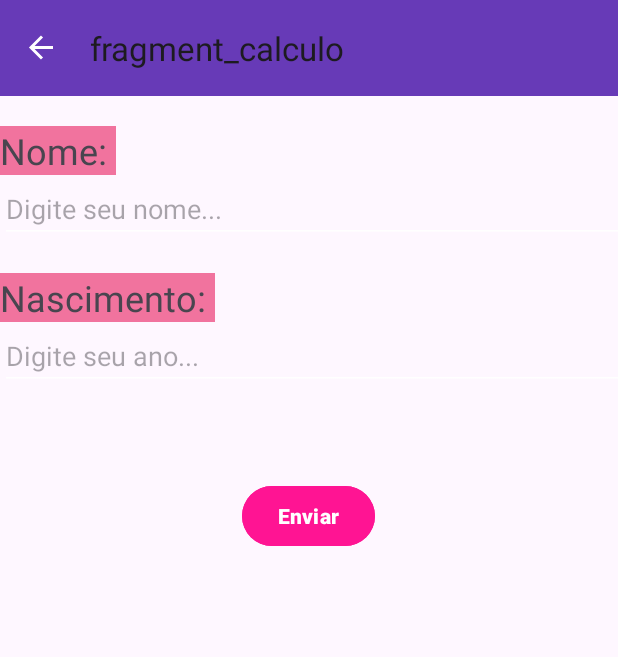
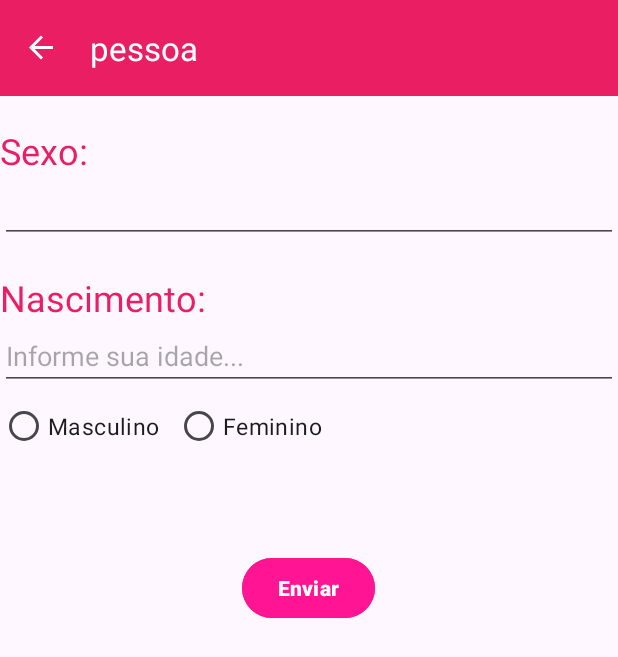
Before and after one commit to mariaduarda11/firstApp, an Android app: the PessoaFragment screen opened through its navigation route, on a phone screen of 412 x 824 dp. Shown: the top 657 px of the screen. Run offline under Robolectric (Android 15) with nearby library versions, the phone set to English and light mode, and no system bars; our stand-ins replace navigation-ui.

Commit message:
coloquei a faixa etaria a opção para escolher o sexo

```diff
--- a/app/src/main/java/com/mariaeduarda/firstapp/service/model/Pessoa.kt
+++ b/app/src/main/java/com/mariaeduarda/firstapp/service/model/Pessoa.kt
@@ -8,7 +8,9 @@ import androidx.room.PrimaryKey
 data class Pessoa(
     @PrimaryKey(autoGenerate = true)
     var id: Int =0,
-    var name: String ="",
-    var idade: Int =0
+    var nome: String ="",
+    var sexo:String = "" ,
+    var idade: Int =0,
+    var faixa_etaria: String = "",
 
 )
--- a/app/src/main/java/com/mariaeduarda/firstapp/service/repository/PessoaRepository.kt
+++ b/app/src/main/java/com/mariaeduarda/firstapp/service/repository/PessoaRepository.kt
@@ -16,7 +16,7 @@ class PessoaRepository(context: Context) {
     }
 
     suspend fun updatePessoa(pessoa:Pessoa){
-        firstAppDb.update(pessoa)
+       return firstAppDb.update(pessoa)
     }
     suspend fun getPessoas(): List<Pessoa> {
        return firstAppDb.getAll()
--- a/app/src/main/java/com/mariaeduarda/firstapp/view/HomeFragment.kt
+++ b/app/src/main/java/com/mariaeduarda/firstapp/view/HomeFragment.kt
@@ -25,8 +25,8 @@ class HomeFragment : Fragment() {
 
     override fun onViewCreated(view: View, savedInstanceState: Bundle?) {
         super.onViewCreated(view, savedInstanceState)
-        binding.btnCalculo.setOnClickListener {
-            findNavController().navigate(R.id.calculoFragment)
+        binding.btnCadastroPessoa.setOnClickListener {
+            findNavController().navigate(R.id.allPessoasFragment)
 
         }
         binding.btnVerifica.setOnClickListener {
--- a/app/src/main/java/com/mariaeduarda/firstapp/view/PessoaFragment.kt
+++ b/app/src/main/java/com/mariaeduarda/firstapp/view/PessoaFragment.kt
@@ -7,8 +7,9 @@ import android.view.View
 import android.view.ViewGroup
 import android.widget.Toast
 import androidx.fragment.app.viewModels
+import androidx.navigation.fragment.findNavController
 import com.mariaeduarda.firstapp.R
-import com.mariaeduarda.firstapp.databinding.FragmentCalculoBinding
+import com.mariaeduarda.firstapp.databinding.FragmentPessoaBinding
 import com.mariaeduarda.firstapp.service.model.Pessoa
 import com.mariaeduarda.firstapp.viewmodel.PessoaViewModel
 
@@ -16,43 +17,69 @@ import com.mariaeduarda.firstapp.viewmodel.PessoaViewModel
 class PessoaFragment : Fragment() {
     private val viewModel: PessoaViewModel by viewModels()
 
-    private var _binding: FragmentCalculoBinding? = null
-    private  val binding: FragmentCalculoBinding get() = _binding!!
+    private var _binding: FragmentPessoaBinding? = null
+    private  val binding: FragmentPessoaBinding get() = _binding!!
     override fun onCreateView(
         inflater: LayoutInflater, container: ViewGroup?,
         savedInstanceState: Bundle?
     ): View? {
         // Inflate the layout for this fragment
-        _binding= FragmentCalculoBinding.inflate(inflater,container,false)
+        _binding= FragmentPessoaBinding.inflate(inflater,container,false)
         return binding.root
-        return inflater.inflate(R.layout.fragment_calculo, container, false)
+        return inflater.inflate(R.layout.fragment_pessoa, container, false)
     }
 
     override fun onViewCreated(view: View, savedInstanceState: Bundle?) {
 
 
         binding.btnEnviar.setOnClickListener{
-            val nome  = binding.edtNome.editableText.toString()
+            val nome = binding.edtNome.editableText.toString()
             val ano  = binding.edtAno.editableText.toString()
-            if (nome != "" && ano !=""){
+
+
+            if (nome!= ""&& ano !=""){
 
                 val idade = 2024 - ano.toInt()
+                var sexo = ""
+                var faixaEtaria = ""
+
+                if(idade<= 12){
+                    faixaEtaria = "criança"
+                }else if (idade<= 17) {
+                    faixaEtaria = "adolescente"
+                }else if (idade <= 68){
+                    faixaEtaria = "adulto"
+                }else{
+                    faixaEtaria = "idoso"
+                }
 
 
-                binding.tvNome.text = "Nome:${nome}"
-                binding.tvIdade.text = "Ano:${ano}"
-                binding.tvIdade.text = "Idade:${idade}"
+                if (binding.masculino.isChecked){
+                    sexo = "Masculino"
+                }else{
+                    sexo = "Feminino"
+                }
 
                 val  pessoa = Pessoa(
-                    name = nome,
-                    idade = idade
+                    nome = nome,
+                    sexo = sexo,
+                    idade = idade,
+                    faixa_etaria = faixaEtaria
                 )
+
+
+
+
+
+
                 viewModel.insert(pessoa)
                 binding.edtNome.editableText.clear()
                 binding.edtAno.editableText.clear()
+                findNavController().navigateUp()
             }else{
                 Toast.makeText(requireContext(),"Digite os dados", Toast.LENGTH_LONG).show()
             }
+
         }
     }
 }
--- /dev/null
+++ b/app/src/main/res/drawable/baseline_man_24.xml
@@ -0,0 +1,6 @@
+<vector android:height="24dp" android:tint="#E21D72"
+    android:viewportHeight="24" android:viewportWidth="24"
+    android:width="24dp" xmlns:android="http://schemas.android.com/apk/res/android">
+    <path android:fillColor="@android:color/white" android:pathData="M14,7h-4C8.9,7 8,7.9 8,9v6h2v7h4v-7h2V9C16,7.9 15.1,7 14,7z"/>
+    <path android:fillColor="@android:color/white" android:pathData="M12,4m-2,0a2,2 0,1 1,4 0a2,2 0,1 1,-4 0"/>
+</vector>
--- /dev/null
+++ b/app/src/main/res/drawable/baseline_woman_24.xml
@@ -0,0 +1,6 @@
+<vector android:height="24dp" android:tint="#E21D72"
+    android:viewportHeight="24" android:viewportWidth="24"
+    android:width="24dp" xmlns:android="http://schemas.android.com/apk/res/android">
+    <path android:fillColor="@android:color/white" android:pathData="M13.94,8.31C13.62,7.52 12.85,7 12,7s-1.62,0.52 -1.94,1.31L7,16h3v6h4v-6h3L13.94,8.31z"/>
+    <path android:fillColor="@android:color/white" android:pathData="M12,4m-2,0a2,2 0,1 1,4 0a2,2 0,1 1,-4 0"/>
+</vector>
--- /dev/null
+++ b/app/src/main/res/drawable/ic_add.xml
@@ -0,0 +1,5 @@
+<vector android:height="24dp" android:tint="#000000"
+    android:viewportHeight="24" android:viewportWidth="24"
+    android:width="24dp" xmlns:android="http://schemas.android.com/apk/res/android">
+    <path android:fillColor="@android:color/white" android:pathData="M19,13h-6v6h-2v-6H5v-2h6V5h2v6h6v2z"/>
+</vector>
--- a/app/src/main/res/layout/activity_main.xml
+++ b/app/src/main/res/layout/activity_main.xml
@@ -21,7 +21,7 @@
        android:id="@+id/toolbar"
        android:layout_width="match_parent"
        android:layout_height="wrap_content"
-       android:background="?attr/colorPrimary"
+       android:background="#E91E63"
        android:minHeight="?attr/actionBarSize"
        android:theme="@style/Theme.FirstApp.AppBarOverlay"
        app:layout_constraintTop_toTopOf="parent" />
--- a/app/src/main/res/layout/fragment_home.xml
+++ b/app/src/main/res/layout/fragment_home.xml
@@ -7,10 +7,11 @@
     tools:context=".view.HomeFragment">
 
    <Button
-       android:id="@+id/btnCalculo"
+       android:id="@+id/btnCadastroPessoa"
        android:layout_width="match_parent"
        android:layout_height="wrap_content"
-       android:text="Calculo idade"/>
+       android:text="Cadastro dePessoas"
+      />
 
     <Button
         android:id="@+id/btnVerifica"
--- a/app/src/main/res/layout/fragment_calculo.xml
+++ b/app/src/main/res/layout/fragment_pessoa.xml
@@ -5,7 +5,8 @@
     android:layout_width="match_parent"
     android:layout_height="match_parent"
     android:orientation="vertical"
-    tools:context=".view.PessoaFragment">
+    tools:context=".view.PessoaFragment"
+    >
 
 
     <TextView
@@ -13,14 +14,15 @@
         android:layout_width="wrap_content"
         android:layout_height="wrap_content"
         android:layout_marginTop="20dp"
-        android:text="Nome: "
+        android:text="Sexo: "
         android:textSize="24sp"
-        android:background="#F1739E"/>
+        android:textColor="#E91E63"
+        />
     <EditText
         android:id="@+id/edtNome"
-        android:layout_width="500dp"
+        android:layout_width="match_parent"
         android:layout_height="wrap_content"
-        android:hint="Digite seu nome..." />
+         />
     <TextView
         android:id="@+id/tvIdade"
         android:layout_width="wrap_content"
@@ -28,13 +30,38 @@
         android:text="Nascimento: "
         android:textSize="24sp"
         android:layout_marginTop="20dp"
-        android:background="#F1739E"/>
+        android:textColor="#E91E63"/>
+
+
     <EditText
         android:id="@+id/edtAno"
-        android:layout_width="500dp"
+        android:layout_width="match_parent"
         android:layout_height="wrap_content"
-        android:hint="Digite seu ano..."
+        android:hint="Informe sua idade..."
         android:inputType="number"/>
+
+    <RadioGroup
+        android:layout_width="match_parent"
+        android:layout_height="wrap_content"
+        android:orientation="horizontal">
+
+    <RadioButton
+        android:id="@+id/masculino"
+        android:layout_width="wrap_content"
+        android:layout_height="wrap_content"
+        android:text="Masculino"
+        android:textSize="15sp"
+        android:layout_marginEnd="10dp"/>
+    <RadioButton
+        android:id="@+id/feminino"
+        android:layout_width="wrap_content"
+        android:layout_height="wrap_content"
+        android:text="Feminino"
+        android:textSize="15sp"
+        />
+    </RadioGroup>
+
+
     <Button
         android:id="@+id/btnEnviar"
         android:layout_width="wrap_content"
--- a/app/src/main/res/layout/tele_constrain.xml
+++ b/app/src/main/res/layout/tele_constrain.xml
@@ -13,7 +13,7 @@
         android:layout_marginTop="16dp"
         android:text="Telefone"
         android:textSize="20sp"
-
+        android:textColor="#E91E63"
         app:layout_constraintStart_toStartOf="parent"
         app:layout_constraintTop_toTopOf="parent" />
 
@@ -34,7 +34,7 @@
         android:layout_marginTop="128dp"
         android:text="Email"
         android:textSize="20sp"
-
+        android:textColor="#E91E63"
         app:layout_constraintStart_toStartOf="parent"
         app:layout_constraintTop_toTopOf="parent" />
 
@@ -52,7 +52,7 @@
         android:layout_width="wrap_content"
         android:layout_height="wrap_content"
         android:layout_gravity="center"
-        android:backgroundTint="#FFD34E"
+        android:backgroundTint="#FF0084"
         android:text="Enviar"
         tools:layout_editor_absoluteX="129dp"
         tools:layout_editor_absoluteY="229dp" />
--- a/app/src/main/res/navigation/mobile_navigation.xml
+++ b/app/src/main/res/navigation/mobile_navigation.xml
@@ -6,18 +6,23 @@
     app:startDestination="@id/homeFragment">
 
     <fragment
-        android:id="@+id/calculoFragment"
+        android:id="@+id/pessoaFragment"
         android:name="com.mariaeduarda.firstapp.view.PessoaFragment"
-        android:label="fragment_calculo"
-        tools:layout="@layout/fragment_calculo" />
+        android:label="pessoa"
+        tools:layout="@layout/fragment_pessoa" />
     <fragment
         android:id="@+id/verificaFragment"
         android:name="com.mariaeduarda.firstapp.view.VerificaFragment"
-        android:label="fragment_verifica"
+        android:label="verifica"
         tools:layout="@layout/fragment_verifica" />
     <fragment
         android:id="@+id/homeFragment"
         android:name="com.mariaeduarda.firstapp.view.HomeFragment"
-        android:label="fragment_home"
+        android:label="First APP"
         tools:layout="@layout/fragment_home" />
+    <fragment
+        android:id="@+id/allPessoasFragment"
+        android:name="com.mariaeduarda.firstapp.view.AllPessoasFragment"
+        android:label="pessoas"
+        tools:layout="@layout/fragment_all_pessoas" />
 </navigation>
--- a/app/src/main/res/values/themes.xml
+++ b/app/src/main/res/values/themes.xml
@@ -5,8 +5,8 @@
         <item name="colorOnPrimary">@color/white</item>
     </style>
 
-    <style name="Theme.FirstApp" parent="Base.Theme.FirstApp">
+    <style name="Theme.FirstApp.AppBarOverlay" parent="ThemeOverlay.AppCompat.Dark.ActionBar">
         <item name="colorControlNormal" >@color/white</item>
     </style>
-    <style name="Theme.FirstApp." parent="Base.Theme.FirstApp"></style>
+    <style name="Theme.FirstApp" parent="Base.Theme.FirstApp"></style>
 </resources>
```
Also changed, not shown: app/src/main/java/com/mariaeduarda/firstapp/view/AllPessoasFragment.kt (added, +63 -0 lines), app/src/main/java/com/mariaeduarda/firstapp/view/adapter/PessoaAdapter.kt (added, +45 -0 lines), app/src/main/java/com/mariaeduarda/firstapp/viewmodel/AllPessoasViewModel.kt (added, +23 -0 lines), app/src/main/res/layout/fragment_all_pessoas.xml (added, +30 -0 lines), app/src/main/res/layout/fragment_verifica.xml (+6 -4 lines), app/src/main/res/layout/list_item_pessoa.xml (added, +99 -0 lines).
